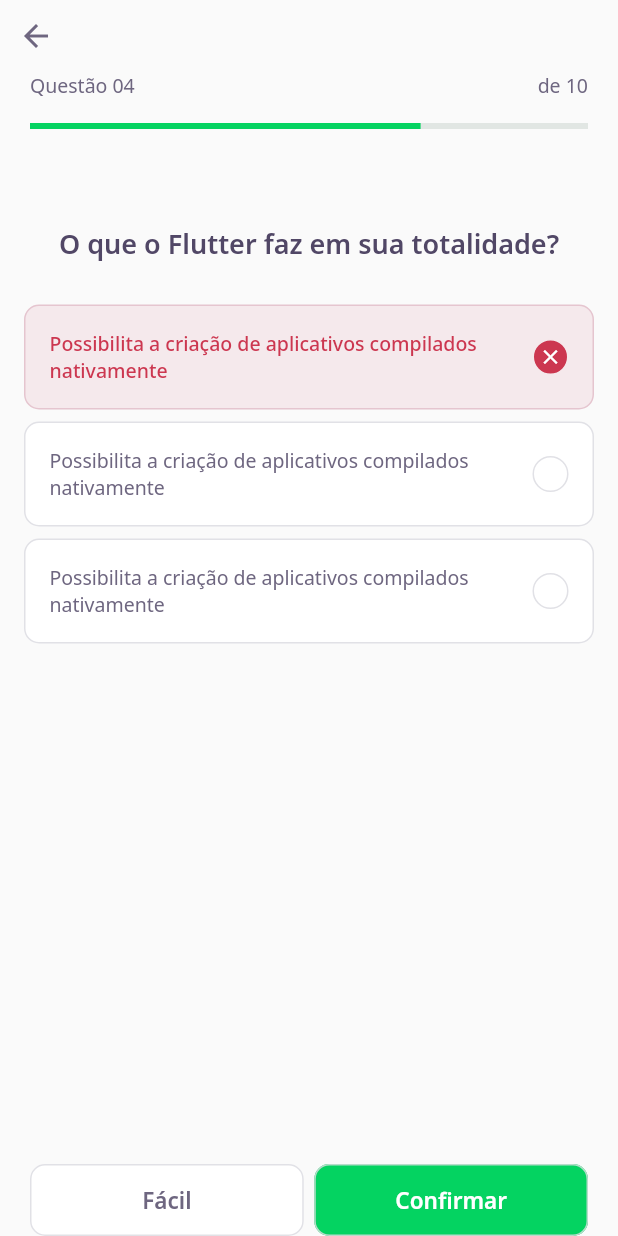
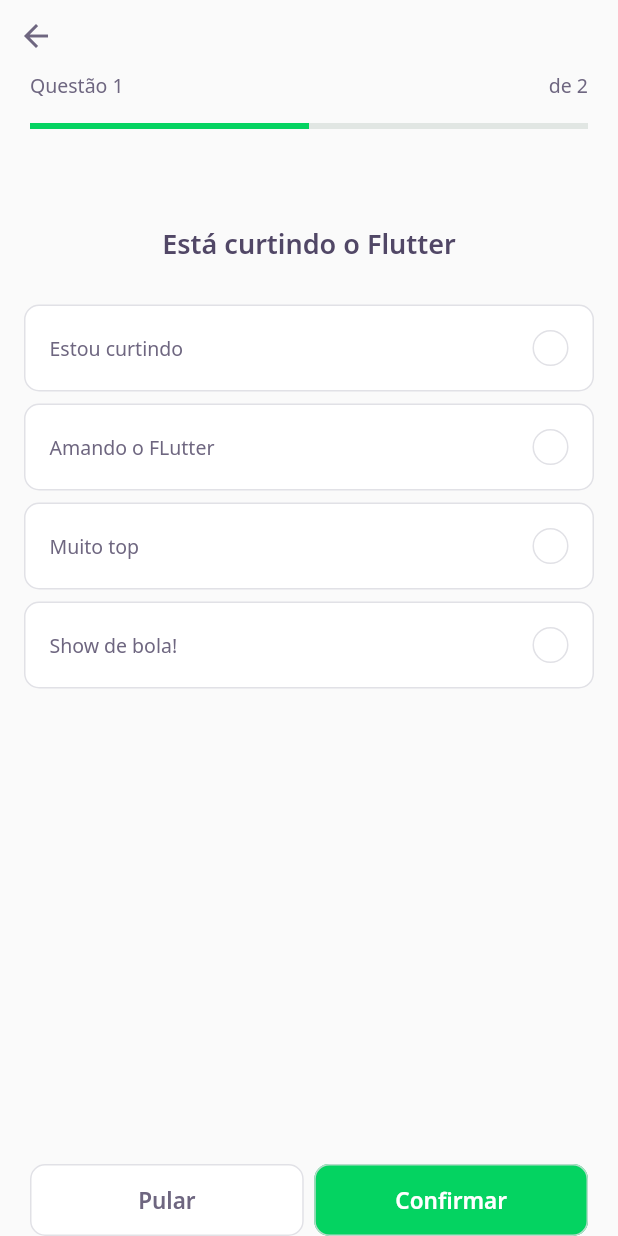
Before and after one commit to edilson-rodrigues/flutter_quiz_nlw, a Flutter app: the screen it shows after launch, after a tap on "Trilha ReactJS Front-end", on a phone screen of 412 x 824 dp. Run offline on Flutter 3.47's test engine with Material 2 defaults, Android fonts, the phone set to English and light mode, and no system bars; our stand-ins replace google_fonts; accounts and stored records are empty; network calls fail.

Commit message:
challenge controller

```diff
--- /dev/null
+++ b/lib/challenge/challenge_controller.dart
@@ -0,0 +1,11 @@
+// CurrentPageabstract
+//
+
+import 'package:flutter/foundation.dart';
+
+class ChallengeController {
+  final currentPageNotifier = ValueNotifier<int>(1);
+
+  int get currentPage => currentPageNotifier.value;
+  set currentPage(int value) => currentPageNotifier.value = value;
+}
--- a/lib/challenge/challenge_page.dart
+++ b/lib/challenge/challenge_page.dart
@@ -1,16 +1,37 @@
+import 'package:dev_quiz/challenge/challenge_controller.dart';
+import 'package:flutter/material.dart';
+
 import 'package:dev_quiz/challenge/question_indicator/question_indicator_widget.dart';
 import 'package:dev_quiz/challenge/quiz/quiz_widget.dart';
 import 'package:dev_quiz/core/app_colors.dart';
-import 'package:flutter/material.dart';
+import 'package:dev_quiz/shared/models/question_model.dart';
 
 import 'next_button/next_button_widget.dart';
 
 class ChallengePage extends StatefulWidget {
+  final List<QuestionModel> questions;
+
+  const ChallengePage({
+    Key? key,
+    required this.questions,
+  }) : super(key: key);
+
   @override
   _ChallengePageState createState() => _ChallengePageState();
 }
 
 class _ChallengePageState extends State<ChallengePage> {
+  final controller = ChallengeController();
+  final pageController = PageController();
+
+  @override
+  void initState() {
+    pageController.addListener(() {
+      controller.currentPage = pageController.page!.toInt() + 1;
+    });
+    super.initState();
+  }
+
   @override
   Widget build(BuildContext context) {
     return Scaffold(
@@ -24,13 +45,27 @@ class _ChallengePageState extends State<ChallengePage> {
               BackButton(
                 color: AppColors.grey,
               ),
-              QuestionIndicatorWidget(),
+              ValueListenableBuilder<int>(
+                valueListenable: controller.currentPageNotifier,
+                builder: (context, value, _) => QuestionIndicatorWidget(
+                  currentPage: controller.currentPage,
+                  length: widget.questions.length,
+                ),
+              ),
             ],
           ),
         ),
       ),
-      body: QuizWidget(
-        title: 'O que o Flutter faz em sua totalidade?',
+      body: PageView(
+        physics: NeverScrollableScrollPhysics(),
+        controller: pageController,
+        children: widget.questions
+            .map(
+              (e) => QuizWidget(
+                question: e,
+              ),
+            )
+            .toList(),
       ),
       bottomNavigationBar: SafeArea(
         bottom: true,
@@ -43,8 +78,15 @@ class _ChallengePageState extends State<ChallengePage> {
             children: [
               Expanded(
                 child: NextButtonWidget.white(
-                  label: 'Fácil',
-                  onTap: () {},
+                  label: 'Pular',
+                  onTap: () {
+                    pageController.nextPage(
+                      duration: Duration(
+                        seconds: 1,
+                      ),
+                      curve: Curves.linear,
+                    );
+                  },
                 ),
               ),
               SizedBox(
--- a/lib/challenge/question_indicator/question_indicator_widget.dart
+++ b/lib/challenge/question_indicator/question_indicator_widget.dart
@@ -1,8 +1,18 @@
+import 'package:flutter/material.dart';
+
 import 'package:dev_quiz/core/app_text_styles.dart';
 import 'package:dev_quiz/shared/widgets/progress_indicator/progress_indicator_widgtet.dart';
-import 'package:flutter/material.dart';
 
 class QuestionIndicatorWidget extends StatelessWidget {
+  final int currentPage;
+  final int length;
+
+  const QuestionIndicatorWidget({
+    Key? key,
+    required this.currentPage,
+    required this.length,
+  }) : super(key: key);
+
   @override
   Widget build(BuildContext context) {
     return Container(
@@ -15,11 +25,11 @@ class QuestionIndicatorWidget extends StatelessWidget {
             mainAxisAlignment: MainAxisAlignment.spaceBetween,
             children: [
               Text(
-                'Questão 04',
+                'Questão $currentPage',
                 style: AppTextStyles.body,
               ),
               Text(
-                'de 10',
+                'de $length',
                 style: AppTextStyles.body,
               ),
             ],
@@ -28,7 +38,7 @@ class QuestionIndicatorWidget extends StatelessWidget {
             height: 16,
           ),
           ProgressIndicatorWidget(
-            value: 0.7,
+            value: currentPage / length,
           ),
         ],
       ),
--- a/lib/challenge/quiz/quiz_widget.dart
+++ b/lib/challenge/quiz/quiz_widget.dart
@@ -1,13 +1,14 @@
 import 'package:dev_quiz/challenge/awnser/awnser_widget.dart';
 import 'package:dev_quiz/core/app_text_styles.dart';
+import 'package:dev_quiz/shared/models/question_model.dart';
 import 'package:flutter/material.dart';
 
 class QuizWidget extends StatelessWidget {
-  final String title;
+  final QuestionModel question;
 
   const QuizWidget({
     Key? key,
-    required this.title,
+    required this.question,
   }) : super(key: key);
 
   @override
@@ -18,24 +19,23 @@ class QuizWidget extends StatelessWidget {
           height: 64,
         ),
         Text(
-          title,
+          question.title,
           style: AppTextStyles.heading,
         ),
         SizedBox(
           height: 24,
         ),
-        AwnserWidget(
-          isRight: false,
-          isSelected: true,
-          title: 'Possibilita a criação de aplicativos compilados nativamente',
-        ),
-        AwnserWidget(
-          title: 'Possibilita a criação de aplicativos compilados nativamente',
-        ),
-        AwnserWidget(
-          title: 'Possibilita a criação de aplicativos compilados nativamente',
-        ),
+        ...question.awnsers
+            .map(
+              (e) => AwnserWidget(
+                title: e.title,
+                isRight: e.isRight,
+              ),
+            )
+            .toList(),
       ],
     );
   }
 }
+
+class Question {}
--- a/lib/home/home_page.dart
+++ b/lib/home/home_page.dart
@@ -76,7 +76,9 @@ class _HomePageState extends State<HomePage> {
                               Navigator.push(
                                 context,
                                 MaterialPageRoute(
-                                  builder: (cx) => ChallengePage(),
+                                  builder: (cx) => ChallengePage(
+                                    questions: e.questions,
+                                  ),
                                 ),
                               );
                             },
```
